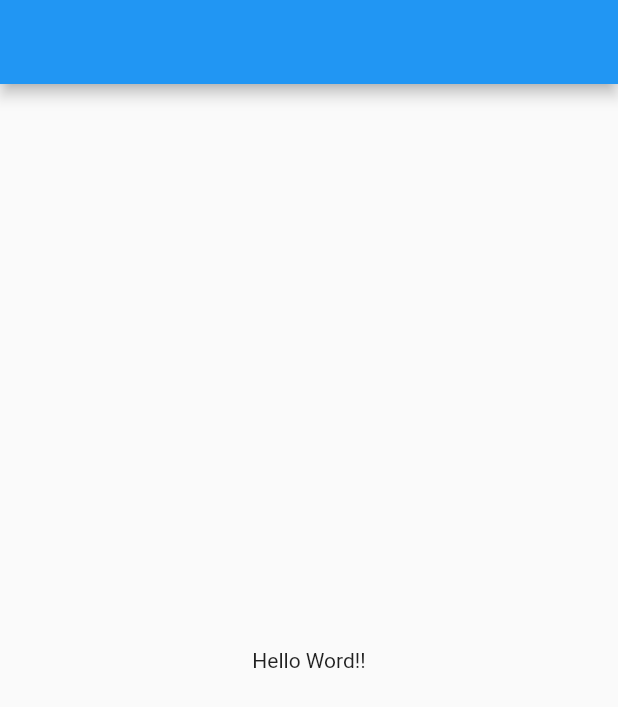
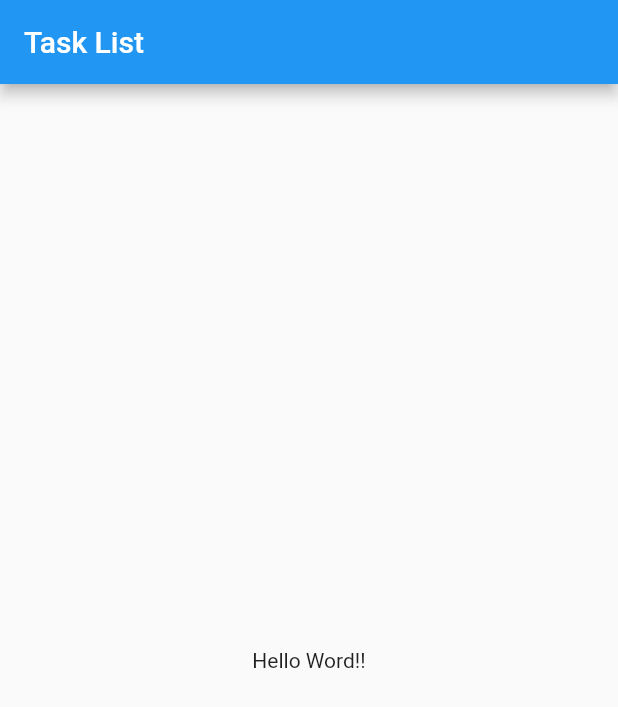
Before and after one commit to laobevilaqua/task-list-app, a Flutter app: the screen it shows after launch, on a phone screen of 412 x 824 dp. Shown: the top 707 px of the screen. Run offline on Flutter 3.47's test engine with Material 2 defaults, Android fonts, the phone set to English and light mode, and no system bars.

```diff
--- a/lib/main.dart
+++ b/lib/main.dart
@@ -6,7 +6,7 @@ class App extends StatelessWidget {
   @override
   Widget build(BuildContext context) {
     return MaterialApp(
-      title: 'Horses Run',
+      title: 'Task List',
       debugShowCheckedModeBanner: false,
       theme: ThemeData(
         primarySwatch: Colors.blue,
@@ -20,7 +20,9 @@ class HomePage extends StatelessWidget {
   @override
   Widget build(BuildContext context) {
     return Scaffold(
-      appBar: AppBar(),
+      appBar: AppBar(
+        title: Text('Task List'),
+      ),
       body: Container(
         child: Center(
           child: Text('Hello Word!!'),
@@ -29,88 +31,3 @@ class HomePage extends StatelessWidget {
     );
   }
 }
-
-// class MyHomePage extends StatefulWidget {
-//   MyHomePage({Key key, this.title}) : super(key: key);
-
-//   // This widget is the home page of your application. It is stateful, meaning
-//   // that it has a State object (defined below) that contains fields that affect
-//   // how it looks.
-
-//   // This class is the configuration for the state. It holds the values (in this
-//   // case the title) provided by the parent (in this case the App widget) and
-//   // used by the build method of the State. Fields in a Widget subclass are
-//   // always marked "final".
-
-//   final String title;
-
-//   @override
-//   _MyHomePageState createState() => _MyHomePageState();
-// }
-
-// class _MyHomePageState extends State<MyHomePage> {
-//   int _counter = 0;
-
-//   void _incrementCounter() {
-//     setState(() {
-//       // This call to setState tells the Flutter framework that something has
-//       // changed in this State, which causes it to rerun the build method below
-//       // so that the display can reflect the updated values. If we changed
-//       // _counter without calling setState(), then the build method would not be
-//       // called again, and so nothing would appear to happen.
-//       _counter++;
-//     });
-//   }
-
-//   @override
-//   Widget build(BuildContext context) {
-//     // This method is rerun every time setState is called, for instance as done
-//     // by the _incrementCounter method above.
-//     //
-//     // The Flutter framework has been optimized to make rerunning build methods
-//     // fast, so that you can just rebuild anything that needs updating rather
-//     // than having to individually change instances of widgets.
-//     return Scaffold(
-//       appBar: AppBar(
-//         // Here we take the value from the MyHomePage object that was created by
-//         // the App.build method, and use it to set our appbar title.
-//         title: Text(widget.title),
-//       ),
-//       body: Center(
-//         // Center is a layout widget. It takes a single child and positions it
-//         // in the middle of the parent.
-//         child: Column(
-//           // Column is also a layout widget. It takes a list of children and
-//           // arranges them vertically. By default, it sizes itself to fit its
-//           // children horizontally, and tries to be as tall as its parent.
-//           //
-//           // Invoke "debug painting" (press "p" in the console, choose the
-//           // "Toggle Debug Paint" action from the Flutter Inspector in Android
-//           // Studio, or the "Toggle Debug Paint" command in Visual Studio Code)
-//           // to see the wireframe for each widget.
-//           //
-//           // Column has various properties to control how it sizes itself and
-//           // how it positions its children. Here we use mainAxisAlignment to
-//           // center the children vertically; the main axis here is the vertical
-//           // axis because Columns are vertical (the cross axis would be
-//           // horizontal).
-//           mainAxisAlignment: MainAxisAlignment.center,
-//           children: <Widget>[
-//             Text(
-//               'You have pushed the button this many times:',
-//             ),
-//             Text(
-//               '$_counter',
-//               style: Theme.of(context).textTheme.display1,
-//             ),
-//           ],
-//         ),
-//       ),
-//       floatingActionButton: FloatingActionButton(
-//         onPressed: _incrementCounter,
-//         tooltip: 'Increment',
-//         child: Icon(Icons.add),
-//       ), // This trailing comma makes auto-formatting nicer for build methods.
-//     );
-//   }
-// }
```
Also changed, not shown: lib/models/item.dart (added, +21 -0 lines).
